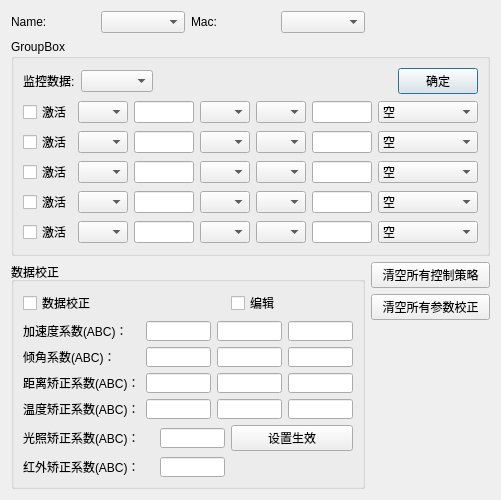
The window that sensorconfig_dialog.ui (WcksOwnCode/SensorManager_Updated) describes before a commit, drawn with Qt 5.
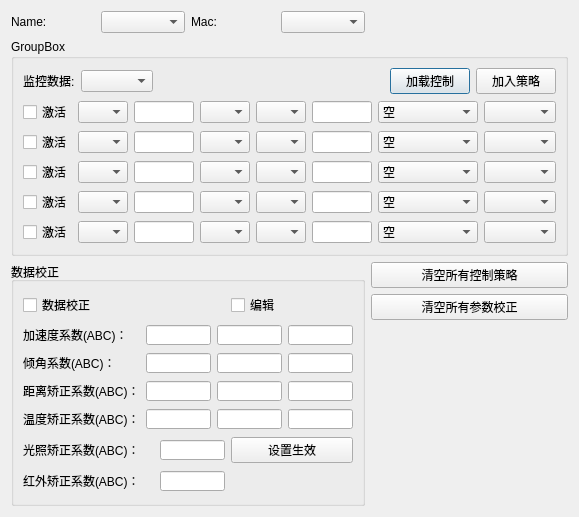
The same window after the commit.

Commit message: 3-22 fix serial port communication problems

Patch:
```diff
--- a/sensorconfig_dialog.ui
+++ b/sensorconfig_dialog.ui
@@ -6,8 +6,8 @@
    <rect>
     <x>0</x>
     <y>0</y>
-    <width>487</width>
-    <height>451</height>
+    <width>570</width>
+    <height>493</height>
    </rect>
   </property>
   <property name="windowTitle">
@@ -90,10 +90,17 @@
           </property>
          </spacer>
         </item>
+        <item>
+         <widget class="QPushButton" name="LoadMethod_pushButton">
+          <property name="text">
+           <string>加载控制</string>
+          </property>
+         </widget>
+        </item>
         <item>
          <widget class="QPushButton" name="Accept_pushButton">
           <property name="text">
-           <string>确定</string>
+           <string>加入策略</string>
           </property>
          </widget>
         </item>
@@ -351,6 +358,9 @@
             </item>
            </widget>
           </item>
+          <item>
+           <widget class="QComboBox" name="Port_comboBox_1"/>
+          </item>
          </layout>
         </item>
         <item>
@@ -608,6 +618,9 @@
             </item>
            </widget>
           </item>
+          <item>
+           <widget class="QComboBox" name="Port_comboBox_2"/>
+          </item>
          </layout>
         </item>
         <item>
@@ -860,6 +873,9 @@
             </item>
            </widget>
           </item>
+          <item>
+           <widget class="QComboBox" name="Port_comboBox_3"/>
+          </item>
          </layout>
         </item>
         <item>
@@ -1112,6 +1128,9 @@
             </item>
            </widget>
           </item>
+          <item>
+           <widget class="QComboBox" name="Port_comboBox_4"/>
+          </item>
          </layout>
         </item>
         <item>
@@ -1364,6 +1383,9 @@
             </item>
            </widget>
           </item>
+          <item>
+           <widget class="QComboBox" name="Port_comboBox_5"/>
+          </item>
          </layout>
         </item>
        </layout>
@@ -1371,7 +1393,7 @@
      </layout>
     </widget>
    </item>
-   <item row="2" column="0" rowspan="3">
+   <item row="2" column="0" rowspan="2">
     <widget class="QGroupBox" name="groupBox">
      <property name="title">
       <string>数据校正</string>
@@ -1790,14 +1812,14 @@
     <widget class="QLabel" name="Image_label">
      <property name="minimumSize">
       <size>
-       <width>110</width>
-       <height>110</height>
+       <width>180</width>
+       <height>180</height>
       </size>
      </property>
      <property name="maximumSize">
       <size>
-       <width>110</width>
-       <height>110</height>
+       <width>180</width>
+       <height>180</height>
       </size>
      </property>
      <property name="text">
@@ -1805,19 +1827,6 @@
      </property>
     </widget>
    </item>
-   <item row="4" column="1">
-    <spacer name="verticalSpacer">
-     <property name="orientation">
-      <enum>Qt::Vertical</enum>
-     </property>
-     <property name="sizeHint" stdset="0">
-      <size>
-       <width>20</width>
-       <height>42</height>
-      </size>
-     </property>
-    </spacer>
-   </item>
   </layout>
  </widget>
  <resources/>
```
The commit also changes 46 other files.
